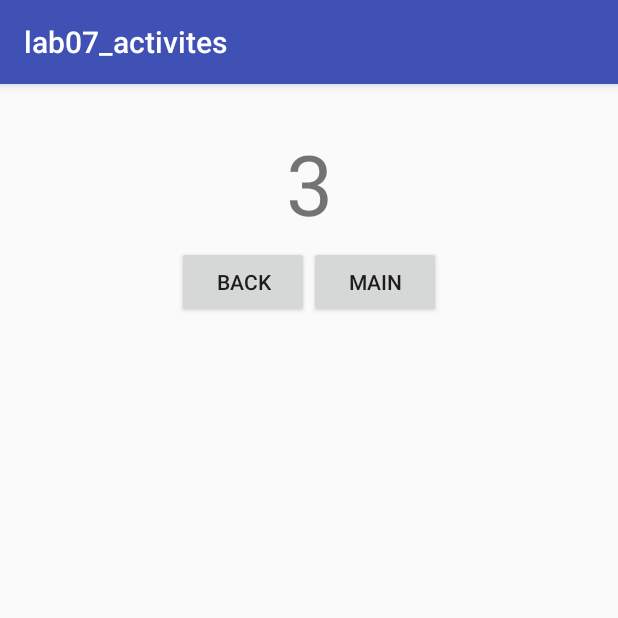
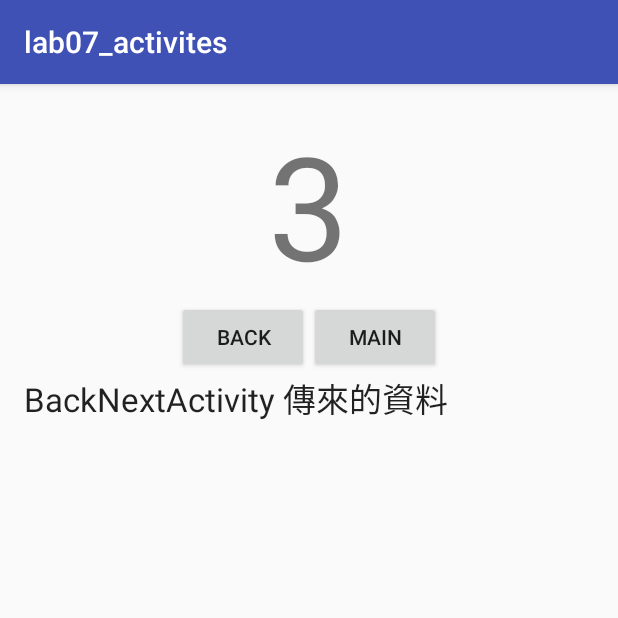
Before and after one commit to smalljay1117/lab07_activities, an Android app: the BackNextActivity screen opened directly, with no data from a screen before it, after a tap on "NEXT", on a phone screen of 412 x 824 dp, the top half of it. Run offline under Robolectric (Android 15) with nearby library versions, the phone set to English and light mode, and no system bars.

Commit message:
intent_color

```diff
--- a/app/src/main/java/com/example/android/lab07_activites/BackMainActivity.java
+++ b/app/src/main/java/com/example/android/lab07_activites/BackMainActivity.java
@@ -14,10 +14,20 @@ public class BackMainActivity extends AppCompatActivity {
     @Override
     protected void onCreate(Bundle savedInstanceState) {
         super.onCreate(savedInstanceState);
+        init();
+    }
+
+    private void init() {
         setContentView(R.layout.activity_back_main);
+        initBackgroundColor();
+    }
 
-        tvNext = (TextView)findViewById(R.id.tv_next);
-        color = getIntent().getIntExtra(ColorPickerActivity.BUNDLE_KEY_COLOR_INT, 0);
+    private void initBackgroundColor() {
+        tvNext = (TextView)findViewById(R.id.tv_back_next_activity_message);
+        color = getIntent().getIntExtra(ColorPickerActivity.BUNDLE_KEY_COLOR_INT, -1);
+        if (color == -1) {
+            return;
+        }
         tvNext.setBackgroundColor(color);
     }
 
--- a/app/src/main/java/com/example/android/lab07_activites/BackNextActivity.java
+++ b/app/src/main/java/com/example/android/lab07_activites/BackNextActivity.java
@@ -14,10 +14,20 @@ public class BackNextActivity extends AppCompatActivity {
     @Override
     protected void onCreate(Bundle savedInstanceState) {
         super.onCreate(savedInstanceState);
+        init();
+    }
+
+    private void init() {
         setContentView(R.layout.activity_back_next);
+        initBackgroundColor();
+    }
 
-        tvNext = (TextView)findViewById(R.id.tv_next);
-        color = getIntent().getIntExtra(ColorPickerActivity.BUNDLE_KEY_COLOR_INT, 0);
+    private void initBackgroundColor() {
+        tvNext = (TextView)findViewById(R.id.tv_next_activity_message);
+        color = getIntent().getIntExtra(ColorPickerActivity.BUNDLE_KEY_COLOR_INT, -1);
+        if (color == -1) {
+            return;
+        }
         tvNext.setBackgroundColor(color);
     }
 
--- a/app/src/main/java/com/example/android/lab07_activites/MainActivity.java
+++ b/app/src/main/java/com/example/android/lab07_activites/MainActivity.java
@@ -12,7 +12,7 @@ public class MainActivity extends AppCompatActivity {
 
     private static final int SELECT_COLOR_REQUEST = 0;
     private static final int EDIT_TEXT_REQUEST = 1;
-    private int colorInt;
+    private int colorInt = 0xFFFFFFFF;
 
     @Override
     protected void onCreate(Bundle savedInstanceState) {
--- a/app/src/main/res/layout/activity_back_main.xml
+++ b/app/src/main/res/layout/activity_back_main.xml
@@ -1,8 +1,9 @@
 <?xml version="1.0" encoding="utf-8"?>
-<RelativeLayout xmlns:android="http://schemas.android.com/apk/res/android"
+<LinearLayout xmlns:android="http://schemas.android.com/apk/res/android"
     xmlns:tools="http://schemas.android.com/tools"
     android:layout_width="match_parent"
     android:layout_height="match_parent"
+    android:orientation="vertical"
     android:paddingBottom="@dimen/activity_vertical_margin"
     android:paddingLeft="@dimen/activity_horizontal_margin"
     android:paddingRight="@dimen/activity_horizontal_margin"
@@ -10,38 +11,38 @@
     tools:context="com.example.android.lab07_activites.BackMainActivity">
 
     <TextView
-        android:id="@+id/tv_next"
-        android:layout_width="100dp"
-        android:layout_height="100dp"
-        android:layout_centerHorizontal="true"
-        android:gravity="center"
+        android:layout_width="wrap_content"
+        android:layout_height="wrap_content"
+        android:layout_gravity="center"
         android:text="3"
-        android:textSize="56sp" />
+        android:textSize="96sp" />
 
     <LinearLayout
         android:layout_width="wrap_content"
-        android:layout_height="200dp"
-        android:layout_centerHorizontal="true"
-        android:gravity="center"
+        android:layout_height="wrap_content"
+        android:layout_gravity="center"
         android:orientation="horizontal">
 
         <Button
-            android:id="@+id/btn_back"
             android:layout_width="wrap_content"
             android:layout_height="wrap_content"
-            android:layout_below="@id/tv_next"
-            android:layout_centerHorizontal="true"
-            android:layout_marginTop="16sp"
             android:onClick="back"
             android:text="BACK" />
 
         <Button
             android:layout_width="wrap_content"
             android:layout_height="wrap_content"
-            android:layout_below="@id/btn_back"
-            android:layout_centerHorizontal="true"
-            android:layout_marginTop="16sp"
             android:onClick="main"
             android:text="MAIN" />
     </LinearLayout>
-</RelativeLayout>
+
+    <TextView
+        android:id="@+id/tv_back_next_activity_message"
+        android:layout_width="match_parent"
+        android:layout_height="300dp"
+        android:layout_alignParentBottom="true"
+        android:layout_alignParentLeft="true"
+        android:layout_alignParentStart="true"
+        android:text="BackNextActivity 傳來的資料"
+        android:textAppearance="@android:style/TextAppearance.Large" />
+</LinearLayout>
```
Also changed, not shown: app/src/main/java/com/example/android/lab07_activites/NextActivity.java (+12 -2 lines), app/src/main/res/layout/activity_back_next.xml (+19 -20 lines), app/src/main/res/layout/activity_next.xml (+22 -22 lines).
